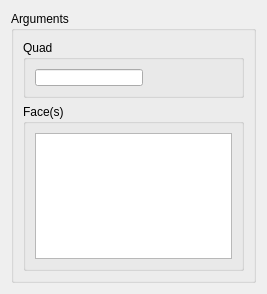
Qt form src/HEXABLOCKGUI/QuadAssoc_QTD.ui (SalomePlatform/hexablock) before a commit.
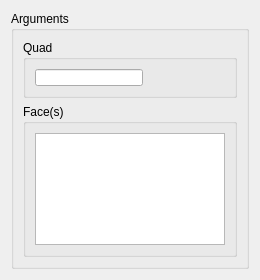
The same form after that commit.

```diff
--- a/src/HEXABLOCKGUI/QuadAssoc_QTD.ui
+++ b/src/HEXABLOCKGUI/QuadAssoc_QTD.ui
@@ -6,16 +6,34 @@
    <rect>
     <x>0</x>
     <y>0</y>
-    <width>267</width>
-    <height>294</height>
+    <width>260</width>
+    <height>280</height>
    </rect>
   </property>
+  <property name="sizePolicy">
+   <sizepolicy hsizetype="Preferred" vsizetype="Fixed">
+    <horstretch>0</horstretch>
+    <verstretch>0</verstretch>
+   </sizepolicy>
+  </property>
+  <property name="minimumSize">
+   <size>
+    <width>260</width>
+    <height>0</height>
+   </size>
+  </property>
   <property name="windowTitle">
    <string>Quad Association</string>
   </property>
   <layout class="QVBoxLayout" name="verticalLayout_3">
    <item>
     <widget class="QGroupBox" name="groupBox_2">
+     <property name="minimumSize">
+      <size>
+       <width>5</width>
+       <height>0</height>
+      </size>
+     </property>
      <property name="title">
       <string>Arguments</string>
      </property>
@@ -50,6 +68,12 @@
       </item>
       <item>
        <widget class="QGroupBox" name="groupBox">
+        <property name="maximumSize">
+         <size>
+          <width>16777215</width>
+          <height>156</height>
+         </size>
+        </property>
         <property name="title">
          <string>Face(s)</string>
         </property>
```
